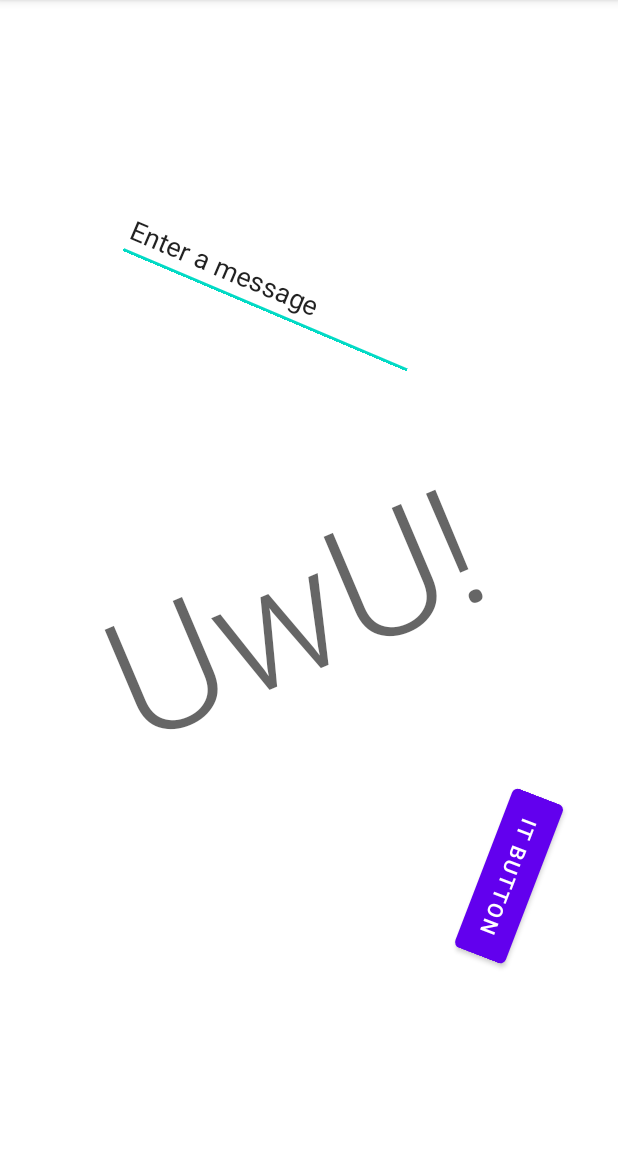
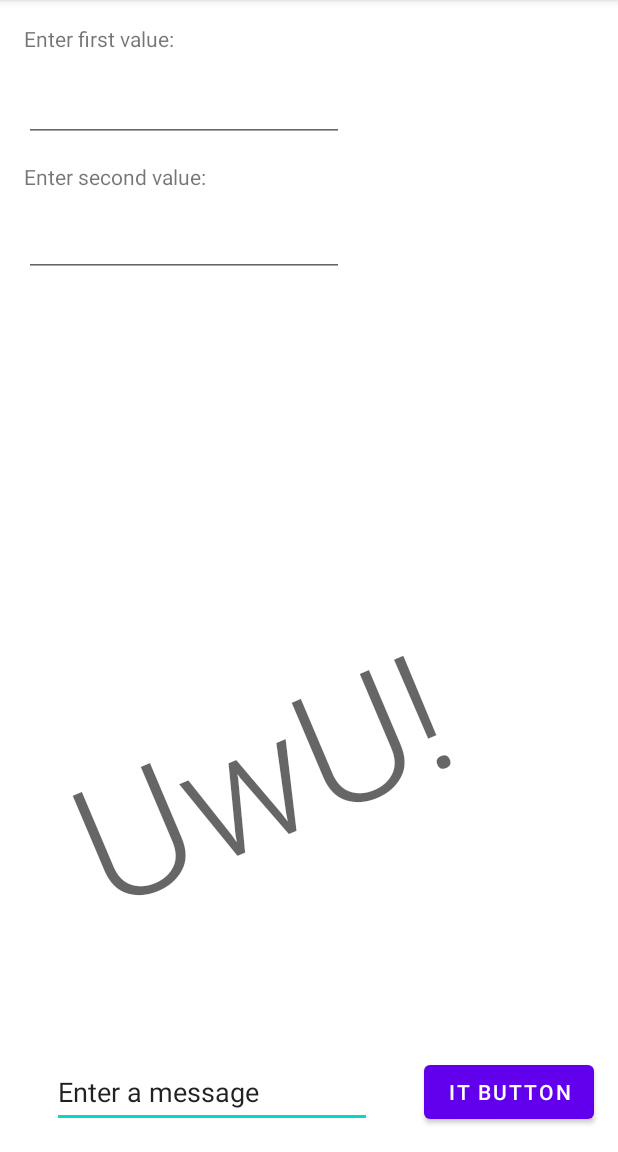
Before and after one commit to vicky5124-DAM2/M8-TheFirst, an Android app: the screen it shows after launch (MainActivity), after a tap on "IT BUTTON", on a phone screen of 412 x 824 dp, the part 84-1236 px from its top. Run offline under Robolectric (Android 15) with nearby library versions, the phone set to English and light mode, and no system bars.

Commit message:
It's a calculator now ig

```diff
--- a/app/src/main/java/com/vicky/thefirst/MainActivity.java
+++ b/app/src/main/java/com/vicky/thefirst/MainActivity.java
@@ -2,6 +2,7 @@ package com.vicky.thefirst;
 
 import androidx.appcompat.app.AppCompatActivity;
 
+import android.app.ApplicationErrorReport;
 import android.app.Notification;
 import android.app.NotificationChannel;
 import android.app.NotificationManager;
@@ -9,6 +10,7 @@ import android.app.PendingIntent;
 import android.content.Context;
 import android.content.Intent;
 import android.graphics.BitmapFactory;
+import android.os.BatteryManager;
 import android.os.Bundle;
 import android.widget.Button;
 import android.widget.EditText;
@@ -26,6 +28,8 @@ public class MainActivity extends AppCompatActivity {
 
         // Obtain the notification manager
         final NotificationManager notificationManager = (NotificationManager) getSystemService(Context.NOTIFICATION_SERVICE);
+        // Delete the previous channel so the values update
+        notificationManager.deleteNotificationChannel(CHANNEL_ID);
         // and register the channel with the custom vibration pattern
         notificationManager.createNotificationChannel(notificationChannel);
 
@@ -63,10 +67,28 @@ public class MainActivity extends AppCompatActivity {
         EditText editText = findViewById(R.id.editTextTextPersonName);
         Button button = findViewById(R.id.button);
 
+        EditText value1 = findViewById(R.id.etnValue1);
+        EditText value2 = findViewById(R.id.etnValue2);
+
+        BatteryManager batteryManager = (BatteryManager) getSystemService(BATTERY_SERVICE);
+
         button.setOnClickListener(v -> {
             String message = editText.getText().toString();
+            int batteryLevel = batteryManager.getIntProperty(BatteryManager.BATTERY_PROPERTY_CAPACITY);
 
-            sendNotification("Hello!", message);
+            String textValue1 = value1.getText().toString();
+            String textValue2 = value2.getText().toString();
+
+            if (textValue1.isEmpty() || textValue2.isEmpty()) {
+                this.sendNotification("Error!", "Please enter a value!");
+                return;
+            }
+
+            int value1Int = Integer.parseInt(textValue1);
+            int value2Int = Integer.parseInt(textValue2);
+            int result = value1Int + value2Int;
+
+            this.sendNotification("Battery Level", batteryLevel + "% - " + result + " - " + message);
         });
     }
 }
--- a/app/src/main/res/layout/activity_main.xml
+++ b/app/src/main/res/layout/activity_main.xml
@@ -16,8 +16,8 @@
             app:layout_constraintTop_toTopOf="parent"
             android:rotation="-23"
             android:textAppearance="@style/TextAppearance.AppCompat.Display4"
-            app:layout_constraintHorizontal_bias="0.699"
-            app:layout_constraintVertical_bias="0.56"
+            app:layout_constraintHorizontal_bias="0.495"
+            app:layout_constraintVertical_bias="0.754"
             android:id="@+id/textView2" />
 
     <Button
@@ -25,23 +25,65 @@
             android:layout_width="wrap_content"
             android:layout_height="wrap_content"
             android:id="@+id/button"
-            android:rotation="111"
             app:layout_constraintBottom_toBottomOf="parent"
-            android:layout_marginBottom="160dp"
+            android:layout_marginBottom="16dp"
             android:layout_marginEnd="16dp"
             app:layout_constraintEnd_toEndOf="parent" />
 
     <EditText
             android:layout_width="wrap_content"
-            android:layout_height="wrap_content"
+            android:layout_height="48dp"
             android:inputType="textPersonName"
             android:text="@string/edit_message"
             android:ems="10"
             android:id="@+id/editTextTextPersonName"
+            app:layout_constraintBottom_toBottomOf="parent"
+            android:layout_marginBottom="16dp"
+            app:layout_constraintStart_toStartOf="parent"
+            android:layout_marginStart="16dp"
+            app:layout_constraintEnd_toStartOf="@+id/button"
+            android:layout_marginEnd="16dp" />
+
+    <TextView
+            android:layout_width="wrap_content"
+            android:layout_height="wrap_content"
+            android:id="@+id/tvFirst"
+            android:text="Enter first value:"
             app:layout_constraintTop_toTopOf="parent"
-            android:layout_marginTop="170dp"
             app:layout_constraintStart_toStartOf="parent"
-            android:layout_marginStart="76dp"
-            android:rotation="23" />
+            android:layout_marginTop="16dp"
+            android:layout_marginStart="16dp" />
+
+    <TextView
+            android:layout_width="wrap_content"
+            android:layout_height="wrap_content"
+            android:id="@+id/tvSecond"
+            android:text="Enter second value:"
+            app:layout_constraintTop_toTopOf="parent"
+            app:layout_constraintStart_toStartOf="parent"
+            android:layout_marginTop="108dp"
+            android:layout_marginStart="16dp" />
+
+    <EditText
+            android:layout_width="wrap_content"
+            android:layout_height="wrap_content"
+            android:inputType="number"
+            android:ems="10"
+            android:id="@+id/etnValue1"
+            app:layout_constraintStart_toStartOf="parent"
+            android:layout_marginStart="16dp"
+            app:layout_constraintTop_toTopOf="parent"
+            android:layout_marginTop="49dp" />
+
+    <EditText
+            android:layout_width="wrap_content"
+            android:layout_height="wrap_content"
+            android:inputType="number"
+            android:ems="10"
+            android:id="@+id/etnValue2"
+            app:layout_constraintStart_toStartOf="parent"
+            android:layout_marginStart="16dp"
+            app:layout_constraintTop_toTopOf="parent"
+            android:layout_marginTop="139dp" />
 
 </androidx.constraintlayout.widget.ConstraintLayout>
```
